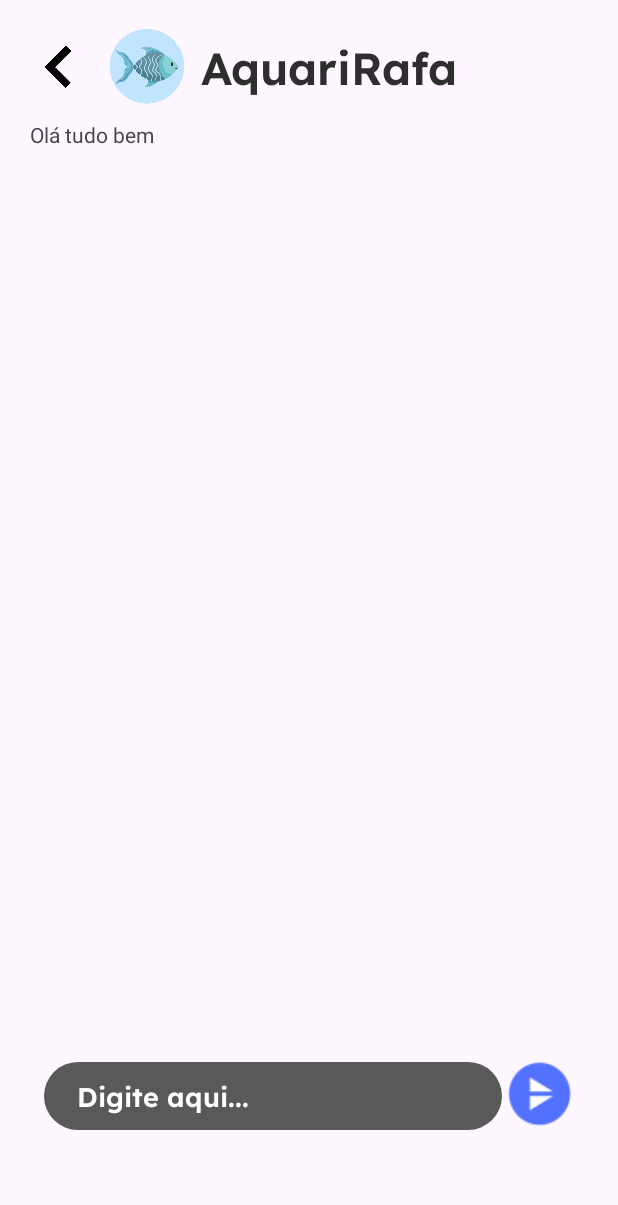
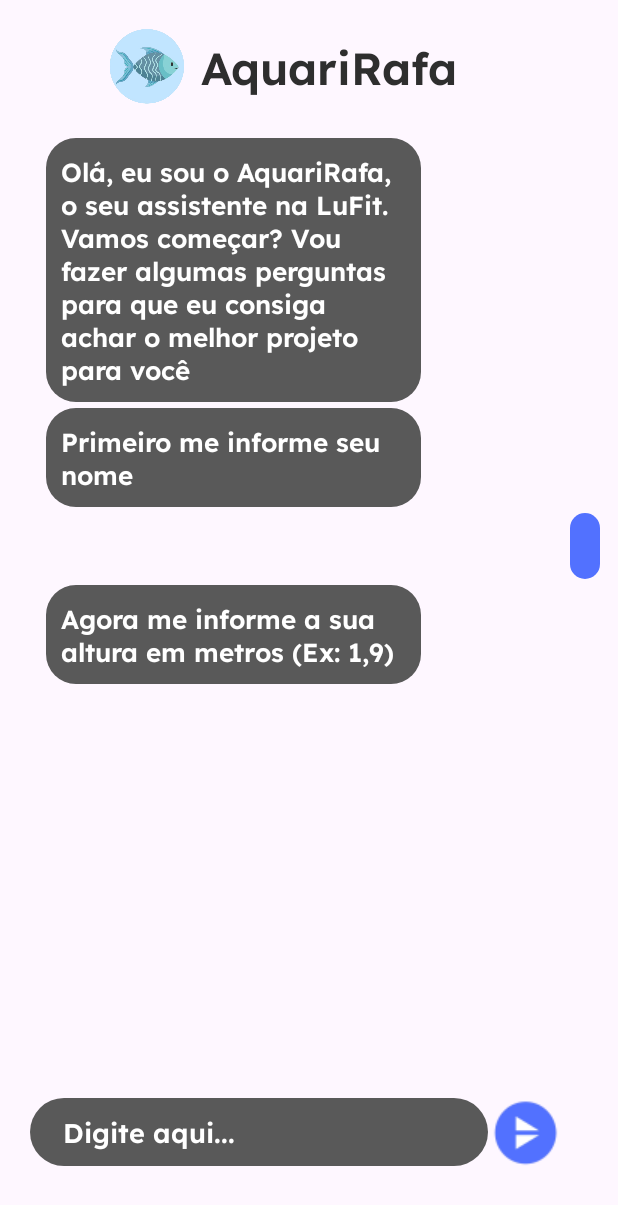
Before and after one commit to mgolegario/LuFit, an Android app: the Conversa screen opened directly, with no data from a screen before it, after a tap on an icon or button, on a phone screen of 412 x 824 dp. Shown: the top 1205 px of the screen. Run offline under Robolectric (Android 15) with nearby library versions, the phone set to English and light mode, and no system bars.

Commit message:
Telas: Conversa FINALIZADA Sincronizando informacoes com a home

```diff
--- /dev/null
+++ b/app/src/main/java/com/example/lufit/Adapter.java
@@ -0,0 +1,110 @@
+package com.example.lufit;
+
+import static com.example.lufit.RvClass.LAYOUT_DOIS;
+import static com.example.lufit.RvClass.LAYOUT_UM;
+
+import android.content.Context;
+import android.view.LayoutInflater;
+import android.view.View;
+import android.view.ViewGroup;
+import android.widget.TextView;
+
+import androidx.annotation.NonNull;
+import androidx.recyclerview.widget.RecyclerView;
+
+import java.util.List;
+
+    public class Adapter extends RecyclerView.Adapter {
+
+
+        List<RvClass> list;
+        Context context;
+
+        public Adapter(List<RvClass> list, Context context) {
+            this.list = list;
+            this.context = context;
+        }
+
+        @Override
+        public int getItemViewType(int position) {
+           switch (list.get(position).getViewType()){
+               case 1:
+                       return LAYOUT_UM;
+               case 2:
+                   return LAYOUT_DOIS;
+
+               default:
+                   return -1;
+           }
+        }
+
+        @NonNull
+        @Override
+        public RecyclerView.ViewHolder onCreateViewHolder(@NonNull ViewGroup parent, int viewType) {
+            switch (viewType){
+                case LAYOUT_UM:
+                    View layoutUm = LayoutInflater.from(context).inflate(R.layout.usuario_mensagem_layout, parent, false);
+                    return new UsuarioMensagemViewHolder(layoutUm);
+
+                case LAYOUT_DOIS:
+                    View layoutDois = LayoutInflater.from(context).inflate(R.layout.lufit_mensagem_layout, parent, false);
+                    return new LuFitMensagemViewHolder(layoutDois);
+
+                default:
+                   return null;
+            }
+        }
+
+        @Override
+        public void onBindViewHolder(@NonNull RecyclerView.ViewHolder holder, int position) {
+
+            switch (list.get(position).getViewType()) {
+
+                case LAYOUT_UM:
+                    String um=list.get(position).getMessage();
+                    ((UsuarioMensagemViewHolder) holder).setView(um);
+                    break;
+                case LAYOUT_DOIS:
+                    String lm=list.get(position).getMessage();
+                    ((LuFitMensagemViewHolder) holder).setView(lm);
+                    break;
+            }
+
+
+        }
+
+        @Override
+        public int getItemCount() {
+            return list.size();
+        }
+
+        class UsuarioMensagemViewHolder extends RecyclerView.ViewHolder{
+
+            private final TextView tv_um;
+
+            public UsuarioMensagemViewHolder(@NonNull View itemView) {
+                super(itemView);
+                tv_um = itemView.findViewById(R.id.tv_um);
+            }
+            private void setView(String text){
+
+                tv_um.setText(text);
+            }
+
+        }
+    }
+
+    class LuFitMensagemViewHolder extends RecyclerView.ViewHolder{
+
+        private final TextView tv_lm;
+
+        public LuFitMensagemViewHolder(@NonNull View itemView) {
+            super(itemView);
+            tv_lm = itemView.findViewById(R.id.tv_lm);
+        }
+        void setView(String text){
+
+            tv_lm.setText(text);
+        }
+
+    }
--- a/app/src/main/java/com/example/lufit/Conversa.java
+++ b/app/src/main/java/com/example/lufit/Conversa.java
@@ -2,57 +2,130 @@
 
 import android.content.Intent;
 import android.os.Bundle;
+import android.text.InputType;
 import android.view.View;
 import android.widget.EditText;
 import android.widget.ImageButton;
 import android.widget.ImageView;
-import android.widget.LinearLayout;
-import android.widget.TextView;
 
 import androidx.activity.EdgeToEdge;
 import androidx.appcompat.app.AppCompatActivity;
 import androidx.core.graphics.Insets;
 import androidx.core.view.ViewCompat;
 import androidx.core.view.WindowInsetsCompat;
-import androidx.core.widget.TextViewCompat;
+import androidx.recyclerview.widget.LinearLayoutManager;
+import androidx.recyclerview.widget.RecyclerView;
+
+import java.text.DecimalFormat;
+import java.util.ArrayList;
 
 
 public class Conversa extends AppCompatActivity {
     ImageView bt_voltar;
     EditText input_usuario;
-    LinearLayout lv_mensagens;
     ImageButton btn_enviar;
-
+    RecyclerView recyclerView;
+    RvClass rvClass;
+    Adapter adapter;
+    ArrayList<RvClass> list;
+    String nome;
+    Float altura;
+    Float peso;
+    Integer contador_msg;
+    Boolean podeIrHome;
+    Bundle b;
+    String projeto;
     @Override
     protected void onCreate(Bundle savedInstanceState) {
         super.onCreate(savedInstanceState);
         EdgeToEdge.enable(this);
         setContentView(R.layout.activity_conversa);
 
+        recyclerView= findViewById(R.id.rv_parent);
+        list = new ArrayList<>();
+        input_usuario = findViewById(R.id.edt_input);
+        contador_msg = 0;
+        podeIrHome = false;
+        list.add(new RvClass(RvClass.LAYOUT_DOIS,getString(R.string.introducao)));
+        list.add(new RvClass(RvClass.LAYOUT_DOIS,getString(R.string.pergunta1)));
 
-        lv_mensagens = findViewById(R.id.lv_mensagens);
-        //input_usuario = findViewById(R.id.edt_input);
+
+
         btn_enviar = findViewById(R.id.btn_enviarMsg);
 
         btn_enviar.setOnClickListener(new View.OnClickListener() {
             @Override
             public void onClick(View v) {
+                String textoUsuario = input_usuario.getText().toString();
 
-                input_usuario = findViewById(R.id.edt_input);
-                String input_usuario_string = "Olá tudo bem";
-                TextView tv_usuario;
-                tv_usuario = new TextView(Conversa.this);
-               // tv_usuario.setTextAppearance(R.style.MsgTextStyle);
-                tv_usuario.setText(input_usuario_string);
-                lv_mensagens.addView(tv_usuario);
+                list.add(new RvClass(RvClass.LAYOUT_UM,textoUsuario));
+
+                contador_msg ++;
+                input_usuario.clearFocus();
+                input_usuario.setText("");
+
+                switch (contador_msg){
+                    case 1: nome= textoUsuario; input_usuario.setInputType(InputType.TYPE_CLASS_NUMBER | InputType.TYPE_NUMBER_FLAG_DECIMAL); break;
+                    case 2: altura = Float.parseFloat(textoUsuario);break;
+                    case 3: peso = Float.parseFloat(textoUsuario);break;
+                }
+
+                switch (contador_msg){
+
+                    case 1: list.add(new RvClass(RvClass.LAYOUT_DOIS,getString(R.string.pergunta2)));break;
+                    case 2: list.add(new RvClass(RvClass.LAYOUT_DOIS,getString(R.string.pergunta3)));break;
+                    case 3:
+                        float IMC;
+                        IMC = (float) (peso / Math.pow(altura,2));
+
+                        if (IMC < 18.5){
+                            list.add(new RvClass(RvClass.LAYOUT_DOIS,getString(R.string.IMCamarelo)));
+                            projeto = "Ganho de Peso";
+                        } else if (IMC <= 24.9){
+                            list.add(new RvClass(RvClass.LAYOUT_DOIS,getString(R.string.IMCverde)));
+                            projeto = "Verão";
+                        } else if (IMC <= 30) {
+                            list.add(new RvClass(RvClass.LAYOUT_DOIS,getString(R.string.IMClaranja)));
+                            projeto = "Perda de Peso";
+                        } else {
+                            list.add(new RvClass(RvClass.LAYOUT_DOIS,getString(R.string.IMCvermelho)));
+                            projeto = "Saúde";
+                        }
+                        list.add(new RvClass(RvClass.LAYOUT_DOIS,getString(R.string.despedida)));
+                        podeIrHome = true;
+                        break;
+                }
+
+                if (podeIrHome){
+                    bt_voltar = findViewById(R.id.bt_voltar);
+                    bt_voltar.setVisibility(View.VISIBLE);
+                    bt_voltar.setOnClickListener(new View.OnClickListener() {
+                        @Override
+                        public void onClick(View v) {
+                            Intent i = new Intent(Conversa.this, Home.class);
+                            b = new Bundle();
+                            b.putString("nome", nome);
+                            b.putFloat("altura", altura);
+                            b.putFloat("peso", peso);
+                            b.putString("projeto", projeto);
+
+                            i.putExtras(b);
+                            startActivity(i);
+                        }
+                    });
+                }
+
+                adapter = new Adapter(list, Conversa.this);
+                recyclerView.setLayoutManager(new LinearLayoutManager(Conversa.this));
+                recyclerView.setAdapter(adapter);
+                adapter.notifyDataSetChanged();
             }
         });
 
 
 
 
-
-
+        if (podeIrHome) {
             bt_voltar = findViewById(R.id.bt_voltar);
             bt_voltar.setOnClickListener(new View.OnClickListener() {
                 @Override
@@ -62,6 +135,11 @@
                     startActivity(i);
                 }
             });
+        }
+        adapter = new Adapter(list, Conversa.this);
+        recyclerView.setLayoutManager(new LinearLayoutManager(this));
+        recyclerView.setAdapter(adapter);
+        adapter.notifyDataSetChanged();
 
         ViewCompat.setOnApplyWindowInsetsListener(findViewById(R.id.main), (v, insets) -> {
             Insets systemBars = insets.getInsets(WindowInsetsCompat.Type.systemBars());
--- /dev/null
+++ b/app/src/main/java/com/example/lufit/RvClass.java
@@ -0,0 +1,23 @@
+package com.example.lufit;
+
+public class RvClass {
+
+    public static final int LAYOUT_UM = 1;
+    public static final int LAYOUT_DOIS = 2;
+
+    private final int viewType;
+    private String message;
+
+    public RvClass(int viewType, String message) {
+        this.viewType = viewType;
+        this.message = message;
+    }
+
+    public int getViewType() {
+        return viewType;
+    }
+
+    public String getMessage() {
+        return message;
+    }
+}
--- /dev/null
+++ b/app/src/main/res/drawable/lufit_msg_textview.xml
@@ -0,0 +1,9 @@
+<?xml version="1.0" encoding="utf-8"?>
+<shape xmlns:android="http://schemas.android.com/apk/res/android"
+    android:shape="rectangle">
+
+    <solid android:color="#595959"/>
+    <corners android:radius="20dp"/>
+    <padding android:top="10dp" android:bottom="10dp" android:right="10dp" android:left="10dp"/>
+
+</shape>
--- a/app/src/main/res/layout/activity_conversa.xml
+++ b/app/src/main/res/layout/activity_conversa.xml
@@ -23,6 +23,7 @@
             android:layout_marginStart="15dp"
             android:layout_marginTop="28dp"
             android:layout_marginEnd="15dp"
+            android:visibility="invisible"
             app:srcCompat="@drawable/seta_icone" />
 
         <ImageView
@@ -47,47 +48,46 @@
 
     </LinearLayout>
 
-    <ScrollView
-        android:id="@+id/scrollView2"
+    <RelativeLayout
+        android:id="@+id/relative_layout1"
         android:layout_width="393dp"
-        android:layout_height="570dp"
+        android:layout_height="605dp"
         app:layout_constraintEnd_toEndOf="parent"
         app:layout_constraintHorizontal_bias="1.0"
         app:layout_constraintStart_toStartOf="parent"
         app:layout_constraintTop_toBottomOf="@+id/linearLayout2">
 
-        <LinearLayout
-            android:id="@+id/lv_mensagens"
+        <androidx.recyclerview.widget.RecyclerView
+            android:id="@+id/rv_parent"
             android:layout_width="match_parent"
-            android:layout_height="wrap_content"
-            android:layout_marginStart="1dp"
-            android:layout_marginEnd="1dp"
-            android:orientation="vertical">
+            android:layout_height="match_parent"
+            android:padding="10dp"
 
-        </LinearLayout>
-    </ScrollView>
+            />
+    </RelativeLayout>
 
     <LinearLayout
         android:id="@+id/linearLayout3"
         android:layout_width="393dp"
-        android:layout_height="158dp"
+        android:layout_height="123dp"
         android:orientation="horizontal"
         app:layout_constraintBottom_toBottomOf="parent"
         app:layout_constraintEnd_toEndOf="parent"
+        app:layout_constraintHorizontal_bias="0.0"
         app:layout_constraintStart_toStartOf="parent"
-        app:layout_constraintTop_toBottomOf="@+id/scrollView2">
+        app:layout_constraintTop_toBottomOf="@+id/relative_layout1">
 
         <EditText
             android:id="@+id/edt_input"
             android:layout_width="305dp"
             android:layout_height="45dp"
+            android:layout_gravity="center_vertical"
             android:layout_marginStart="20dp"
-            android:layout_marginTop="50dp"
             android:background="@drawable/rounded_edittext_background2"
             android:ems="10"
             android:fontFamily="@font/lexend_semibold"
             android:hint="Digite aqui..."
-            android:inputType="numberSigned"
+            android:inputType="text"
             android:paddingStart="22dp"
             android:textColor="#FFFFFF"
             android:textColorHint="#FFFFFF" />
@@ -96,7 +96,7 @@
             android:id="@+id/btn_enviarMsg"
             android:layout_width="50dp"
             android:layout_height="50dp"
-            android:layout_marginTop="46dp"
+            android:layout_gravity="center_vertical"
             android:layout_marginEnd="20dp"
             android:backgroundTint="#00FFFFFF"
             app:srcCompat="@drawable/seta" />
--- /dev/null
+++ b/app/src/main/res/layout/lufit_mensagem_layout.xml
@@ -0,0 +1,21 @@
+<?xml version="1.0" encoding="utf-8"?>
+<RelativeLayout xmlns:android="http://schemas.android.com/apk/res/android"
+    android:layout_width="match_parent"
+    android:padding="2dp"
+    android:maxWidth="250dp"
+    android:layout_height="wrap_content">
+
+    <TextView
+        android:layout_width="wrap_content"
+        android:layout_height="wrap_content"
+        android:text="Sou o recebedor"
+        android:padding="10dp"
+        android:maxWidth="250dp"
+        android:id="@+id/tv_lm"
+        android:textSize="17sp"
+        android:fontFamily="@font/lexend_semibold"
+        android:textColor="@color/white"
+        android:background="@drawable/lufit_msg_textview"
+        />
+
+</RelativeLayout>
--- /dev/null
+++ b/app/src/main/res/layout/usuario_mensagem_layout.xml
@@ -0,0 +1,22 @@
+<?xml version="1.0" encoding="utf-8"?>
+<RelativeLayout xmlns:android="http://schemas.android.com/apk/res/android"
+    android:layout_width="match_parent"
+    android:padding="2dp"
+    android:maxWidth="250dp"
+    android:layout_height="wrap_content">
+
+    <TextView
+        android:layout_width="wrap_content"
+        android:layout_height="wrap_content"
+        android:text="Sou o emissor"
+        android:padding="10dp"
+        android:maxWidth="250dp"
+        android:id="@+id/tv_um"
+        android:layout_alignParentEnd="true"
+        android:textSize="17sp"
+        android:fontFamily="@font/lexend_semibold"
+        android:textColor="@color/white"
+        android:background="@drawable/user_msg_textview"
+        />
+
+</RelativeLayout>
--- a/app/src/main/res/values/strings.xml
+++ b/app/src/main/res/values/strings.xml
@@ -2,6 +2,24 @@
     <string name="app_name">LuFit</string>
     <!-- TODO: Remove or change this placeholder text -->
     <string name="hello_blank_fragment">Hello blank fragment</string>
-    <string name="login1">lufit@live.com</string>
-    <string name="senha1">1234ab</string>
+
+
+    <string name="introducao">Olá, eu sou o AquariRafa, o seu assistente na LuFit. Vamos começar? Vou fazer algumas perguntas
+        para que eu consiga achar o melhor projeto para você</string>
+    <string name="pergunta1">Primeiro me informe seu nome</string>
+    <string name="pergunta2">Agora me informe a sua altura em metros (Ex: 1,9)</string>
+    <string name="pergunta3">Por fim me informe o seu peso em kg (Ex: 65)</string>
+
+    <string name="IMCamarelo">Opa, parece que você está abaixo do peso ideal. Para corrigirmos isso, iremos começar o
+        Projeto Ganho de Peso. Assim você tem uma dieta com mais calorias e exercício físico</string>
+    <string name="IMCverde">Aí sim hein! Você está no peso ideal. Por isso o melhor projeto para você é o Projeto Verão. Você
+    enfrentará uma dieta simples com alguns exercícios físicos.</string>
+    <string name="IMClaranja">Calma aí camarada! Parece que você está com um sobrepeso. Mas não esquenta! Temos
+    o plano perfeito para solucionar isso. No Projeto Perda de Peso você terá uma dieta mais controlada, com exercício físico e cardio</string>
+    <string name="IMCvermelho">Hum. Pelos meus cálculos você está Obeso. Isso faz muito mal para sua saúde, você nem faz ideia! Por isso
+    nós criamos o Projeto Saúde, que conta com uma dieta bemmmmmm controlada, com exercício físico e cardio</string>
+
+    <string name="despedida">Agora você pode apertar o botão voltar ao lado da minha foto e conferir as informações do projeto e criar uma conta. Finalmente vou voltar para a piscina!</string>
+
+    <string name="peso"> </string>
 </resources>
--- a/app/src/main/res/values/themes.xml
+++ b/app/src/main/res/values/themes.xml
@@ -17,7 +17,7 @@
     </style>
 
     <style name="MsgTextStyle" parent="Widget.AppCompat.TextView">
-        <item name="android:background">@drawable/msg_textview</item>
+        <item name="android:background">@drawable/user_msg_textview</item>
         <item name="android:fontFamily">@font/lexend_semibold</item>
         <item name="android:textColor">#FFFFFF</item>
     </style>
```
Also changed, not shown: app/src/main/AndroidManifest.xml (+5 -2 lines), app/src/main/java/com/example/lufit/Home.java (+7 -3 lines), app/src/main/java/com/example/lufit/HomeFragment.java (+28 -2 lines), app/src/main/res/layout/fragment_home.xml (+28 -3 lines), app/src/main/res/drawable/user_msg_textview.xml (renamed from app/src/main/res/drawable/msg_textview.xml). Lines whose indentation alone changed are shown as unchanged.
